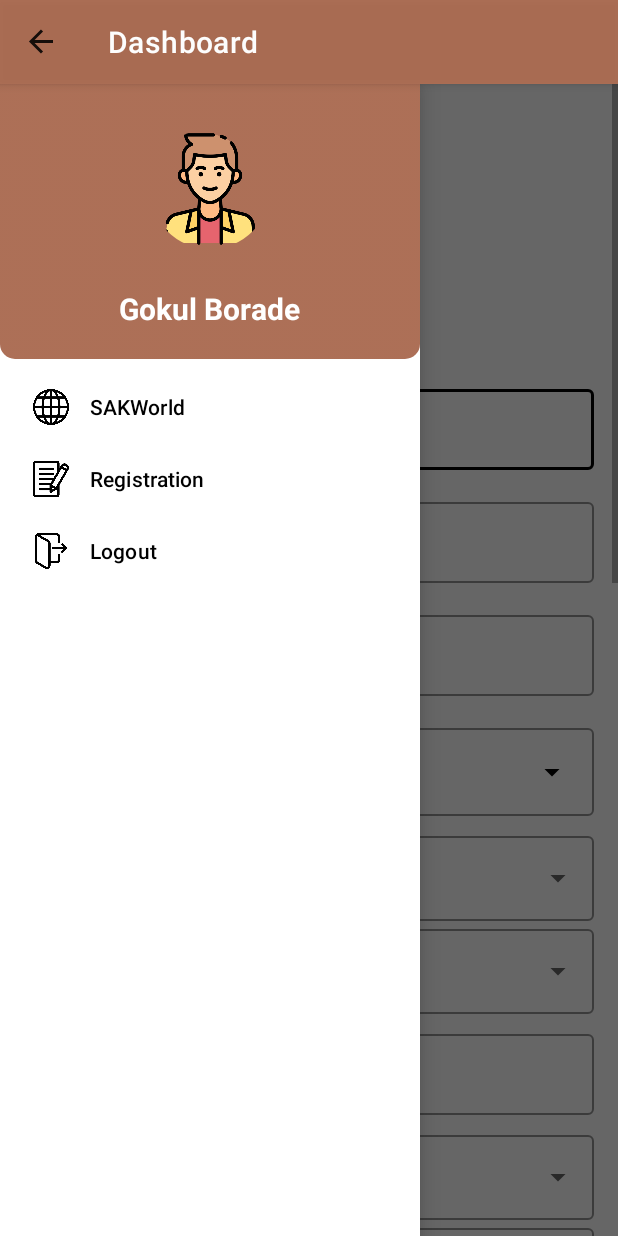
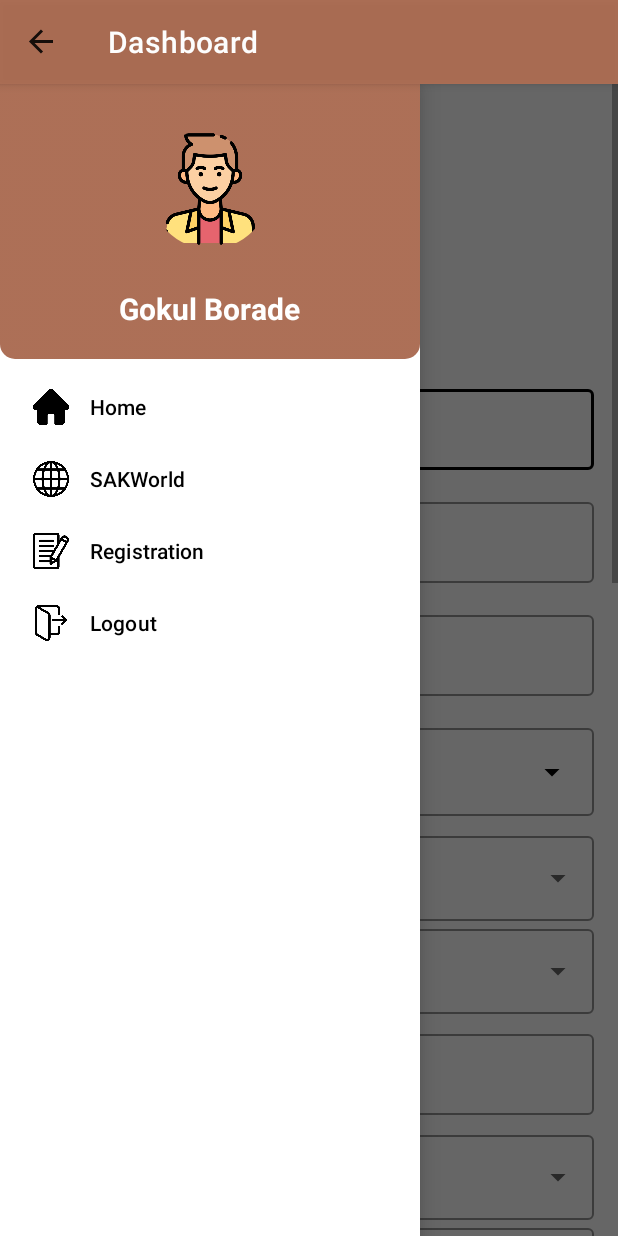
Before and after one commit to Boradeg/samstUpdated, an Android app: the SacWorldActivity screen opened directly, with no data from a screen before it, with the side drawer open, on a phone screen of 412 x 824 dp. Run offline under Robolectric (Android 15) with nearby library versions, the phone set to English and light mode, and no system bars; our stand-ins replace CircleImageView.

Commit message:
Initial commit

```diff
--- a/app/src/main/java/com/example/samst/RegisterActivity.java
+++ b/app/src/main/java/com/example/samst/RegisterActivity.java
@@ -66,7 +66,10 @@ public class RegisterActivity extends AppCompatActivity {
                 startActivity(new Intent(RegisterActivity.this, SignInScreen.class));
                 // Handle Logout click
                 return true;
-
+            } else if (itemId == R.id.menu_Home) {
+                startActivity(new Intent(RegisterActivity.this, DashboardScreen.class));
+                // Handle Logout click
+                return true;
             } else {
                 return false;
             }
--- a/app/src/main/res/layout/activity_sac_world.xml
+++ b/app/src/main/res/layout/activity_sac_world.xml
@@ -141,8 +141,8 @@
                 style="@style/Widget.MaterialComponents.TextInputLayout.OutlinedBox.ExposedDropdownMenu"
                 android:layout_width="match_parent"
                 android:layout_height="wrap_content"
-                app:boxStrokeColor="@color/Red"
-                app:hintTextColor="@color/Red"
+                app:boxStrokeColor="@color/black"
+                app:hintTextColor="@color/purple_500"
                 app:layout_constraintHorizontal_bias="0.5"
                 android:layout_marginHorizontal="16dp"
                 >
@@ -179,8 +179,8 @@
                 style="@style/Widget.MaterialComponents.TextInputLayout.OutlinedBox.ExposedDropdownMenu"
                 android:layout_width="match_parent"
                 android:layout_height="wrap_content"
-                app:boxStrokeColor="@color/Red"
-                app:hintTextColor="@color/Red"
+                app:boxStrokeColor="@color/black"
+                app:hintTextColor="@color/purple_500"
                 app:layout_constraintHorizontal_bias="0.5"
                 android:layout_marginHorizontal="16dp"
                 >
@@ -197,8 +197,8 @@
                 style="@style/Widget.MaterialComponents.TextInputLayout.OutlinedBox.ExposedDropdownMenu"
                 android:layout_width="match_parent"
                 android:layout_height="wrap_content"
-                app:boxStrokeColor="@color/Red"
-                app:hintTextColor="@color/Red"
+                app:boxStrokeColor="@color/black"
+                app:hintTextColor="@color/purple_500"
                 app:layout_constraintHorizontal_bias="0.5"
                 android:layout_marginHorizontal="16dp"
                 >
@@ -215,8 +215,8 @@
                 style="@style/Widget.MaterialComponents.TextInputLayout.OutlinedBox.ExposedDropdownMenu"
                 android:layout_width="match_parent"
                 android:layout_height="wrap_content"
-                app:boxStrokeColor="@color/Red"
-                app:hintTextColor="@color/Red"
+                app:boxStrokeColor="@color/black"
+                app:hintTextColor="@color/purple_500"
                 app:layout_constraintHorizontal_bias="0.5"
                 android:layout_marginHorizontal="16dp"
                 >
@@ -234,8 +234,8 @@
                 android:layout_width="match_parent"
                 android:layout_height="wrap_content"
                 android:layout_marginHorizontal="16dp"
-                app:boxStrokeColor="@color/Red"
-                app:hintTextColor="@color/Red"
+                app:boxStrokeColor="@color/black"
+                app:hintTextColor="@color/purple_500"
                 app:layout_constraintHorizontal_bias="0.5"
                 >
                 <com.google.android.material.textfield.TextInputEditText
@@ -246,7 +246,7 @@
                     android:cursorVisible="true"
                     android:layout_height="wrap_content"
                     android:hint="Village*"
-                    android:inputType="textEmailAddress" />
+                    android:inputType="text" />
             </com.google.android.material.textfield.TextInputLayout>
             <com.google.android.material.textfield.TextInputLayout
                 android:id="@+id/pincode"
@@ -254,8 +254,8 @@
                 android:layout_width="match_parent"
                 android:layout_height="wrap_content"
                 android:layout_marginHorizontal="16dp"
-                app:boxStrokeColor="@color/Red"
-                app:hintTextColor="@color/Red"
+                app:boxStrokeColor="@color/black"
+                app:hintTextColor="@color/purple_500"
                 app:layout_constraintHorizontal_bias="0.5">
 
                 <com.google.android.material.textfield.TextInputEditText
@@ -266,7 +266,7 @@
                     android:cursorVisible="true"
                     android:layout_height="wrap_content"
                     android:hint="Pincode*"
-                    android:inputType="numberPassword" />
+                    android:inputType="number" />
 
             </com.google.android.material.textfield.TextInputLayout>
 
@@ -275,8 +275,8 @@
                 style="@style/Widget.MaterialComponents.TextInputLayout.OutlinedBox.ExposedDropdownMenu"
                 android:layout_width="match_parent"
                 android:layout_height="wrap_content"
-                app:boxStrokeColor="@color/Red"
-                app:hintTextColor="@color/Red"
+                app:boxStrokeColor="@color/black"
+                app:hintTextColor="@color/purple_500"
                 app:layout_constraintHorizontal_bias="0.5"
                 android:layout_marginHorizontal="16dp"
                 >
@@ -294,8 +294,8 @@
                 android:layout_width="match_parent"
                 android:layout_height="wrap_content"
                 android:layout_marginHorizontal="16dp"
-                app:boxStrokeColor="@color/Red"
-                app:hintTextColor="@color/Red"
+                app:boxStrokeColor="@color/black"
+                app:hintTextColor="@color/purple_500"
                 app:layout_constraintHorizontal_bias="0.5"
                 >
                 <com.google.android.material.textfield.TextInputEditText
@@ -315,8 +315,8 @@
                 android:layout_width="match_parent"
                 android:layout_height="wrap_content"
                 android:layout_marginHorizontal="16dp"
-                app:boxStrokeColor="@color/Red"
-                app:hintTextColor="@color/Red"
+                app:boxStrokeColor="@color/black"
+                app:hintTextColor="@color/purple_500"
                 app:layout_constraintHorizontal_bias="0.5"
                 >
                 <com.google.android.material.textfield.TextInputEditText
@@ -335,8 +335,8 @@
                 android:layout_width="match_parent"
                 android:layout_height="wrap_content"
                 android:layout_marginHorizontal="16dp"
-                app:boxStrokeColor="@color/Red"
-                app:hintTextColor="@color/Red"
+                app:boxStrokeColor="@color/black"
+                app:hintTextColor="@color/purple_500"
                 app:layout_constraintHorizontal_bias="0.5"
                 >
                 <com.google.android.material.textfield.TextInputEditText
@@ -347,7 +347,7 @@
                     android:cursorVisible="true"
                     android:layout_height="wrap_content"
                     android:hint="Mobile Number*"
-                    android:inputType="textEmailAddress" />
+                    android:inputType="number" />
             </com.google.android.material.textfield.TextInputLayout>
             <com.google.android.material.textfield.TextInputLayout
                 android:id="@+id/annualFamilyIncome"
@@ -355,8 +355,8 @@
                 android:layout_width="match_parent"
                 android:layout_height="wrap_content"
                 android:layout_marginHorizontal="16dp"
-                app:boxStrokeColor="@color/Red"
-                app:hintTextColor="@color/Red"
+                app:boxStrokeColor="@color/black"
+                app:hintTextColor="@color/purple_500"
                 app:layout_constraintHorizontal_bias="0.5"
                 >
                 <com.google.android.material.textfield.TextInputEditText
@@ -367,7 +367,7 @@
                     android:cursorVisible="true"
                     android:layout_height="wrap_content"
                     android:hint="Annual Family Income*"
-                    android:inputType="textEmailAddress" />
+                    android:inputType="number" />
             </com.google.android.material.textfield.TextInputLayout>
             <com.google.android.material.textfield.TextInputLayout
                 android:id="@+id/adharNumber"
@@ -375,8 +375,8 @@
                 android:layout_width="match_parent"
                 android:layout_height="wrap_content"
                 android:layout_marginHorizontal="16dp"
-                app:boxStrokeColor="@color/Red"
-                app:hintTextColor="@color/Red"
+                app:boxStrokeColor="@color/black"
+                app:hintTextColor="@color/purple_500"
                 app:layout_constraintHorizontal_bias="0.5"
                 >
                 <com.google.android.material.textfield.TextInputEditText
@@ -387,7 +387,7 @@
                     android:cursorVisible="true"
                     android:layout_height="wrap_content"
                     android:hint="Adhar Number*"
-                    android:inputType="textEmailAddress" />
+                    android:inputType="number" />
             </com.google.android.material.textfield.TextInputLayout>
             <com.google.android.material.textfield.TextInputLayout
                 android:id="@+id/voterId"
@@ -395,8 +395,8 @@
                 android:layout_width="match_parent"
                 android:layout_height="wrap_content"
                 android:layout_marginHorizontal="16dp"
-                app:boxStrokeColor="@color/Red"
-                app:hintTextColor="@color/Red"
+                app:boxStrokeColor="@color/black"
+                app:hintTextColor="@color/purple_500"
                 app:layout_constraintHorizontal_bias="0.5"
                 >
                 <com.google.android.material.textfield.TextInputEditText
@@ -407,14 +407,14 @@
                     android:cursorVisible="true"
                     android:layout_height="wrap_content"
                     android:hint="Voter Id*"
-                    android:inputType="textEmailAddress" />
+                    android:inputType="number" />
             </com.google.android.material.textfield.TextInputLayout>
             <com.google.android.material.textfield.TextInputLayout
                 style="@style/Widget.MaterialComponents.TextInputLayout.OutlinedBox.ExposedDropdownMenu"
                 android:layout_width="match_parent"
                 android:layout_height="wrap_content"
-                app:boxStrokeColor="@color/Red"
-                app:hintTextColor="@color/Red"
+                app:boxStrokeColor="@color/black"
+                app:hintTextColor="@color/purple_500"
                 app:layout_constraintHorizontal_bias="0.5"
                 android:layout_marginHorizontal="16dp"
                 >
@@ -432,8 +432,8 @@
                 android:layout_width="match_parent"
                 android:layout_height="wrap_content"
                 android:layout_marginHorizontal="16dp"
-                app:boxStrokeColor="@color/Red"
-                app:hintTextColor="@color/Red"
+                app:boxStrokeColor="@color/black"
+                app:hintTextColor="@color/purple_500"
                 app:layout_constraintHorizontal_bias="0.5"
                 >
                 <com.google.android.material.textfield.TextInputEditText
@@ -444,7 +444,7 @@
                     android:cursorVisible="true"
                     android:layout_height="wrap_content"
                     android:hint="Ration Card No*"
-                    android:inputType="textEmailAddress" />
+                    android:inputType="number" />
             </com.google.android.material.textfield.TextInputLayout>
 
             <androidx.appcompat.widget.AppCompatButton
--- a/app/src/main/res/menu/nav_drawer_menu.xml
+++ b/app/src/main/res/menu/nav_drawer_menu.xml
@@ -2,7 +2,10 @@
 <menu xmlns:android="http://schemas.android.com/apk/res/android"
     xmlns:app="http://schemas.android.com/apk/res-auto"
     >
-
+    <item
+        android:id="@+id/menu_Home"
+        android:icon="@drawable/home"
+        android:title="Home" />
     <item
         android:id="@+id/menu_SAKWorld"
         android:icon="@drawable/world"
```
Also changed, not shown: app/src/main/java/com/example/samst/DashboardScreen.java (+6 -1 lines), app/src/main/java/com/example/samst/SacWorldActivity.java (+137 -51 lines), app/src/main/res/drawable/home.png (added).
